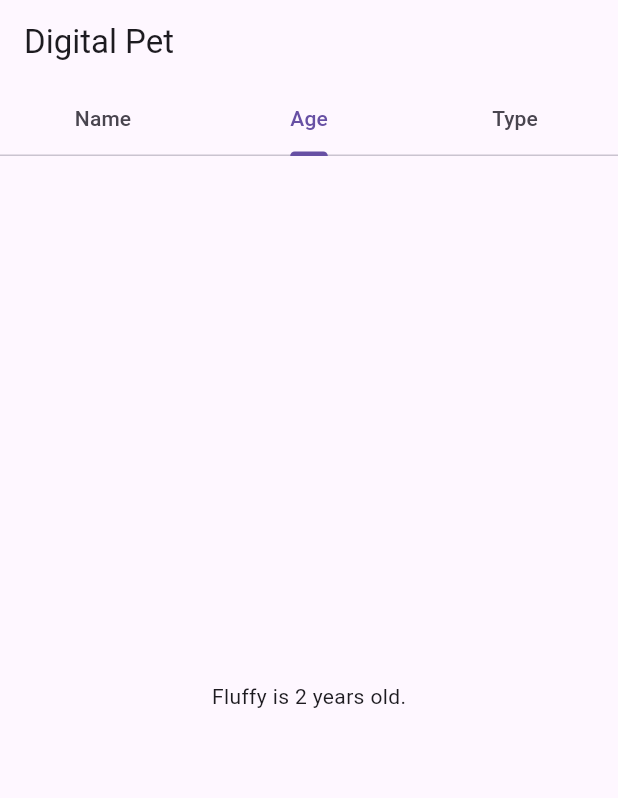
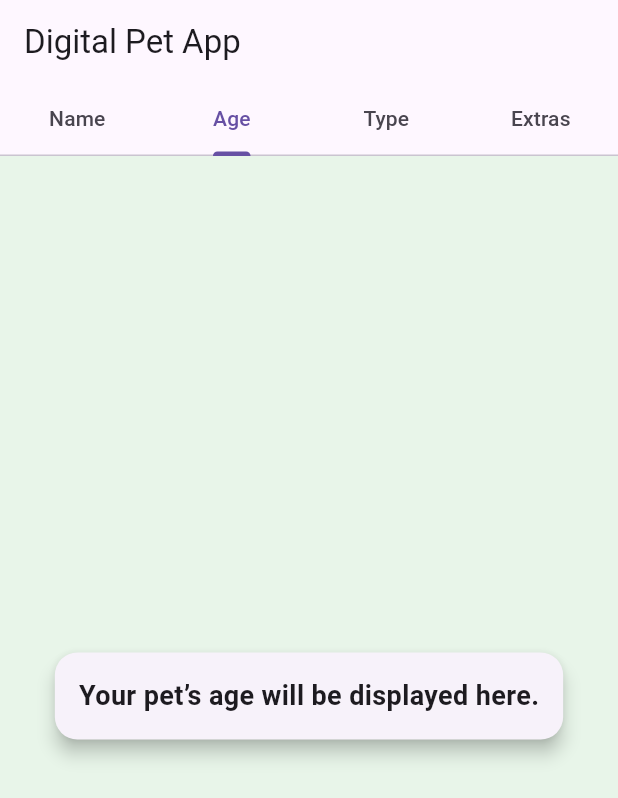
Before and after one commit to HemangShimpi/digital_pet_app, a Flutter app: the screen it shows after launch, tab 2 chosen, on a phone screen of 412 x 824 dp. Shown: the top 798 px of the screen. Run offline on Flutter 3.47's test engine with Material 3 defaults, Android fonts, the phone set to English and light mode, and no system bars.

Commit message:
added features to Tabs

```diff
--- a/lib/main.dart
+++ b/lib/main.dart
@@ -9,26 +9,25 @@ class MyApp extends StatelessWidget {
   Widget build(BuildContext context) {
     return MaterialApp(
       home: DefaultTabController(
-        length: 3,
-        child: _TabsNonScrollableDemo(),
+        length: 4,
+        child: _TabsCustomDemo(),
       ),
     );
   }
 }
 
-class _TabsNonScrollableDemo extends StatefulWidget {
+class _TabsCustomDemo extends StatefulWidget {
   @override
-  __TabsNonScrollableDemoState createState() => __TabsNonScrollableDemoState();
+  __TabsCustomDemoState createState() => __TabsCustomDemoState();
 }
 
-class __TabsNonScrollableDemoState extends State<_TabsNonScrollableDemo>
+class __TabsCustomDemoState extends State<_TabsCustomDemo>
     with SingleTickerProviderStateMixin, RestorationMixin {
   late TabController _tabController;
-
   final RestorableInt tabIndex = RestorableInt(0);
 
   @override
-  String get restorationId => 'tab_non_scrollable_demo';
+  String get restorationId => 'tab_custom_demo';
 
   @override
   void restoreState(RestorationBucket? oldBucket, bool initialRestore) {
@@ -41,7 +40,7 @@ class __TabsNonScrollableDemoState extends State<_TabsNonScrollableDemo>
     super.initState();
     _tabController = TabController(
       initialIndex: 0,
-      length: 3,
+      length: 4,
       vsync: this,
     );
     _tabController.addListener(() {
@@ -60,12 +59,13 @@ class __TabsNonScrollableDemoState extends State<_TabsNonScrollableDemo>
 
   @override
   Widget build(BuildContext context) {
-    final tabs = ['Name', 'Age', 'Type'];
+    final tabs = ['Name', 'Age', 'Type', 'Extras'];
+    final tabColors = [Colors.blue[50], Colors.green[50], Colors.orange[50], Colors.purple[50]];
 
     return Scaffold(
       appBar: AppBar(
         automaticallyImplyLeading: false,
-        title: Text('Digital Pet'),
+        title: Text('Digital Pet App'),
         bottom: TabBar(
           controller: _tabController,
           isScrollable: false,
@@ -77,9 +77,91 @@ class __TabsNonScrollableDemoState extends State<_TabsNonScrollableDemo>
       body: TabBarView(
         controller: _tabController,
         children: [
-          Center(child: Text('The pet’s name is Fluffy.')),
-          Center(child: Text('Fluffy is 2 years old.')),
-          Center(child: Text('Fluffy is a playful dog.')),
+          // First Tab - Text Input
+          Container(
+            color: tabColors[0],
+            child: Center(
+              child: Padding(
+                padding: EdgeInsets.all(16.0),
+                child: TextField(
+                  decoration: InputDecoration(
+                    labelText: 'Enter your pet’s Name',
+                    border: OutlineInputBorder(),
+                  ),
+                ),
+              ),
+            ),
+          ),
+          // Second Tab - Card Widget
+          Container(
+            color: tabColors[1],
+            child: Center(
+              child: Card(
+                elevation: 5,
+                shape: RoundedRectangleBorder(borderRadius: BorderRadius.circular(15)),
+                child: Padding(
+                  padding: EdgeInsets.all(16.0),
+                  child: Text(
+                    'Your pet’s age will be displayed here.',
+                    style: TextStyle(fontSize: 18, fontWeight: FontWeight.bold),
+                  ),
+                ),
+              ),
+            ),
+          ),
+          // Third Tab - Alert Dialog
+          Container(
+            color: tabColors[2],
+            child: Center(
+              child: ElevatedButton(
+                onPressed: () {
+                  showDialog(
+                    context: context,
+                    builder: (context) => AlertDialog(
+                      title: Text('Pet Type Info'),
+                      content: Text('Choose a pet type wisely based on your lifestyle!'),
+                      actions: [
+                        TextButton(
+                          onPressed: () => Navigator.pop(context),
+                          child: Text('OK'),
+                        ),
+                      ],
+                    ),
+                  );
+                },
+                child: Text('Show Pet Type Info'),
+              ),
+            ),
+          ),
+          // Fourth Tab - Bottom App Bar
+          Scaffold(
+            backgroundColor: tabColors[3],
+            bottomNavigationBar: BottomAppBar(
+              shape: CircularNotchedRectangle(),
+              child: Padding(
+                padding: EdgeInsets.all(10.0),
+                child: Row(
+                  mainAxisAlignment: MainAxisAlignment.spaceAround,
+                  children: [
+                    IconButton(
+                      icon: Icon(Icons.home),
+                      onPressed: () {},
+                    ),
+                    IconButton(
+                      icon: Icon(Icons.pets),
+                      onPressed: () {},
+                    ),
+                  ],
+                ),
+              ),
+            ),
+            body: Center(
+              child: Text(
+                'More pet features coming soon!',
+                style: TextStyle(fontSize: 18, fontWeight: FontWeight.bold),
+              ),
+            ),
+          ),
         ],
       ),
     );
```
